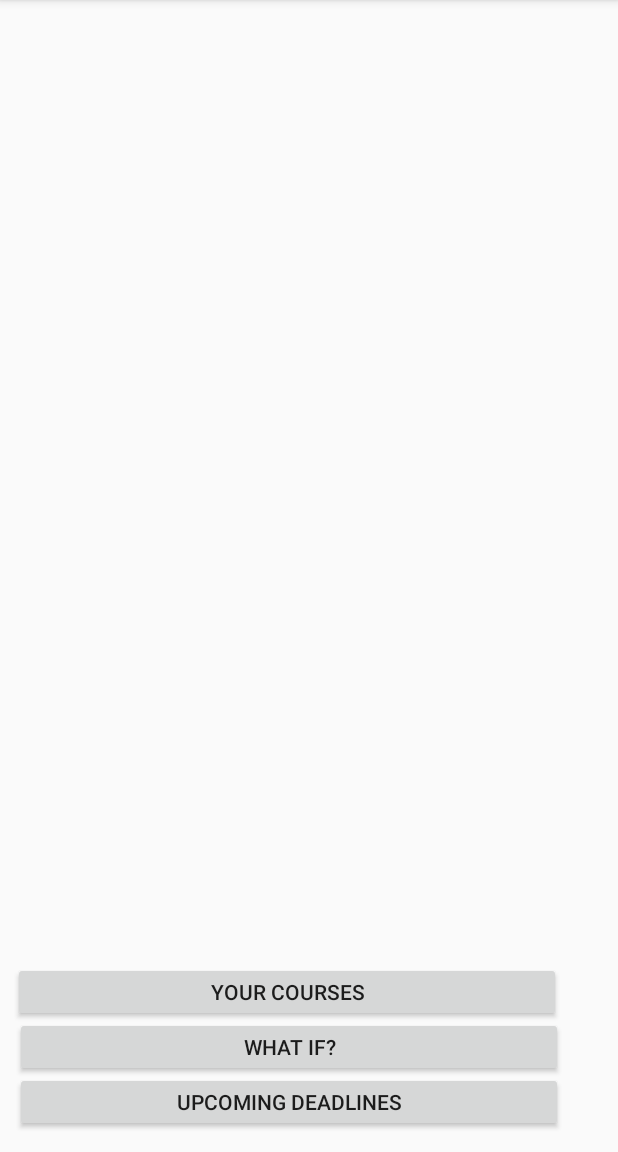
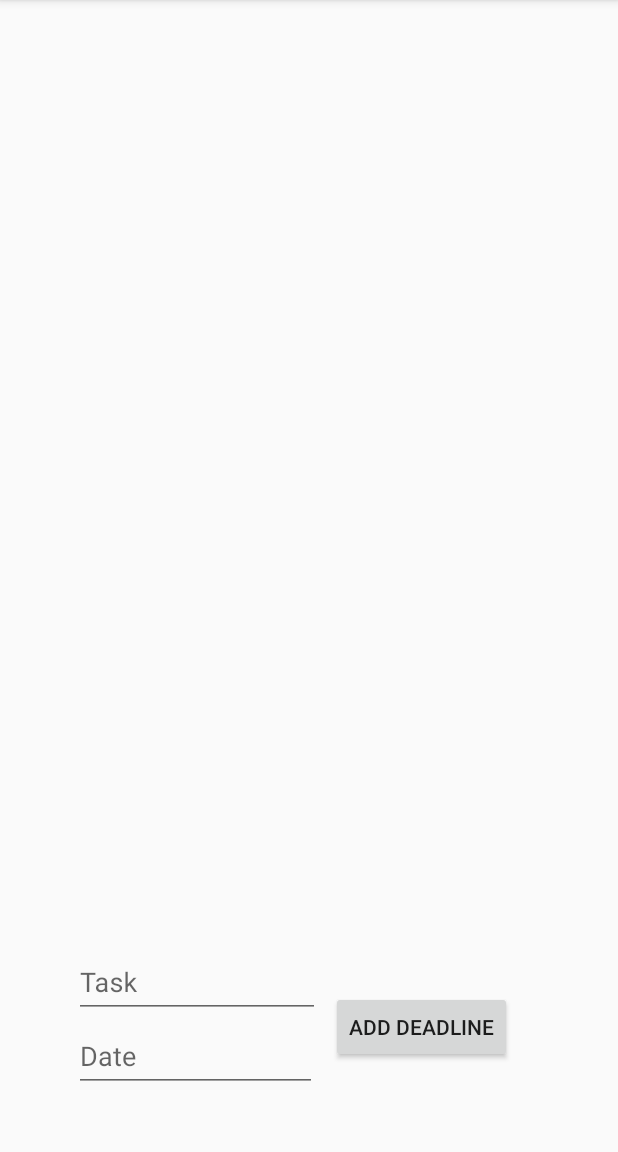
Before and after one commit to alyazyah/sister-software, an Android app: the screen it shows after launch (AppInterface before the commit, UpcomingDeadline after it), after a tap on "UPCOMING DEADLINES", on a phone screen of 412 x 824 dp, the part 84-1236 px from its top. Run offline under Robolectric (Android 15) with nearby library versions, the phone set to English and light mode, and no system bars.

Commit message:
fixed it!!
nvm sorry famsquad. it works now but gotta work on that BU-tiful front end

```diff
--- a/app/src/main/AndroidManifest.xml
+++ b/app/src/main/AndroidManifest.xml
@@ -20,6 +20,7 @@
         <activity android:name=".AppInterface" />
         <activity android:name=".MidSemester" />
         <activity android:name=".WhatIfCalculator" />
+        <activity android:name=".UpcomingDeadline"/>
         <activity android:name=".PopActivity"
             android:theme="@style/AppTheme.PopMe"></activity>
     </application>
--- a/app/src/main/java/com/example/ecesu/courseplanner/UpcomingDeadline.java
+++ b/app/src/main/java/com/example/ecesu/courseplanner/UpcomingDeadline.java
@@ -19,11 +19,11 @@ public class UpcomingDeadline extends AppCompatActivity {
     private RecyclerView.LayoutManager layoutManager;
     private Button addDeadline;
     private Context context = this;
-
+    UpcomingDeadline upcomingDeadline = (UpcomingDeadline)context;
     private ArrayList<Deadline> deadlineList;
 
-    private EditText utask = (EditText) findViewById(R.id.task);
-    private EditText udate = (EditText) findViewById(R.id.date);
+    EditText utask;
+    EditText udate;
 
 
     @Override
@@ -31,6 +31,8 @@ public class UpcomingDeadline extends AppCompatActivity {
         super.onCreate(savedInstanceState);
         setContentView(R.layout.activity_upcoming_deadlines);
 
+        utask = (EditText) upcomingDeadline.findViewById(R.id.task);
+        udate = (EditText) upcomingDeadline.findViewById(R.id.date);
         addDeadline = findViewById(R.id.add);
         deadlineList = new ArrayList<>();
         addDeadline.setOnClickListener(new View.OnClickListener() {
--- a/app/src/main/res/layout/activity_upcoming_deadlines.xml
+++ b/app/src/main/res/layout/activity_upcoming_deadlines.xml
@@ -4,7 +4,7 @@
     xmlns:tools="http://schemas.android.com/tools"
     android:layout_width="match_parent"
     android:layout_height="match_parent"
-    tools:context=".MainActivity">
+    tools:context=".UpcomingDeadline">
 
     <android.support.v7.widget.RecyclerView
         android:id="@+id/upcomingdeadlines"
@@ -23,10 +23,10 @@
         android:layout_height="wrap_content"
         android:layout_alignEnd="@+id/upcomingdeadlines"
         android:layout_alignRight="@+id/upcomingdeadlines"
-        android:layout_marginRight="@+id/upcomingdeadlines"
         android:layout_alignParentBottom="true"
-        android:layout_marginEnd="-2dp"
-        android:layout_marginBottom="83dp"
+        android:layout_marginEnd="0dp"
+        android:layout_marginRight="0dp"
+        android:layout_marginBottom="59dp"
         android:text="Add Deadline" />
 
     <android.support.design.widget.TextInputLayout
```
Also changed, not shown: app/src/main/java/com/example/ecesu/courseplanner/WhatIfCalculator.java (+0 -13 lines), app/src/main/res/layout/list_deadline.xml (+18 -31 lines).
